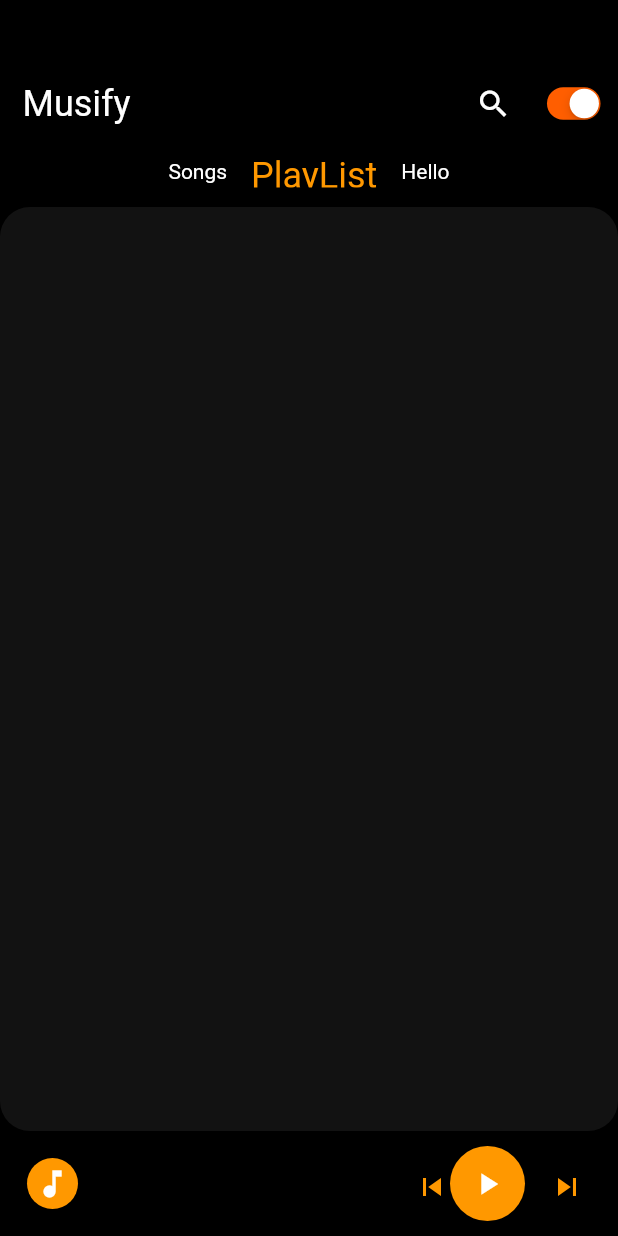
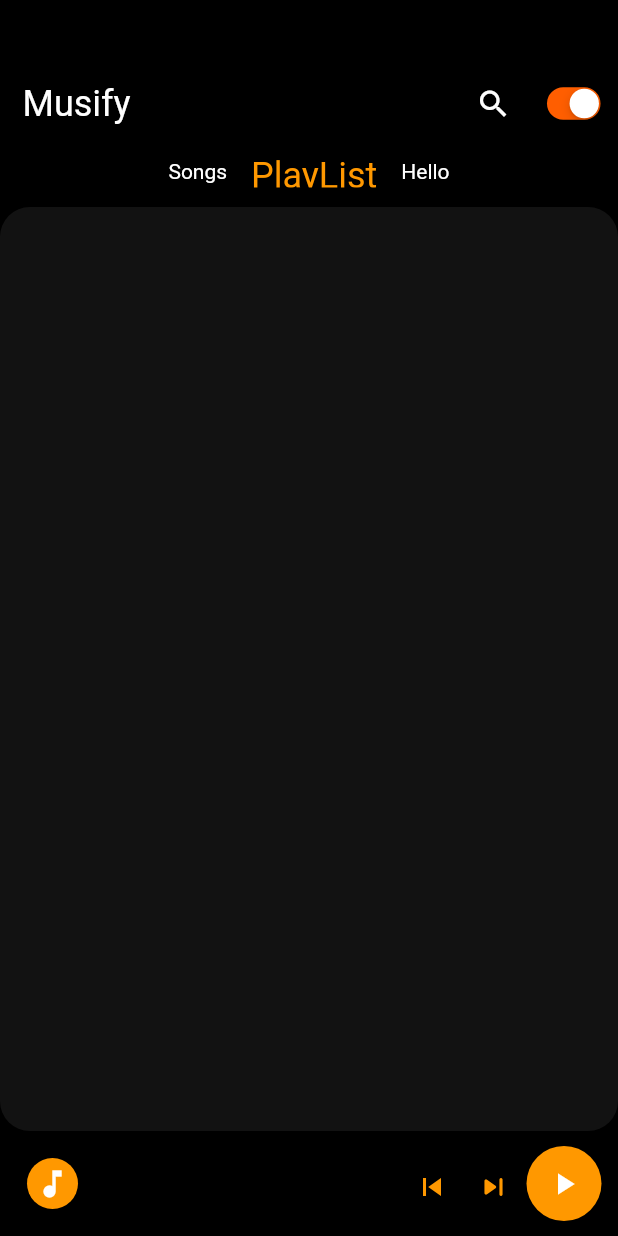
Before and after one commit to lakshanamal/music_app, a Flutter app: the screen it shows after launch, on a phone screen of 412 x 824 dp. Run offline on Flutter 3.47's test engine with Material 2 defaults, Android fonts, the phone set to English and light mode, and no system bars; our stand-ins replace audioplayers, carousel_slider, permission_handler; missing offline and left inert: flutter_audio_query.

Commit message:
bug fixed

```diff
--- a/lib/components/play_button.dart
+++ b/lib/components/play_button.dart
@@ -59,10 +59,9 @@ class _PlayButtonState extends State<PlayButton> with TickerProviderStateMixin {
   }
 
   Widget _buildIcon() {
-    return SizedBox.expand(
+    return SizedBox(
       child: IconButton(
         icon: widget.playIcon,
-        padding: EdgeInsets.all(10),
         color: Colors.white,
         onPressed: _onToggle,
       ),
--- a/lib/main.dart
+++ b/lib/main.dart
@@ -1,5 +1,4 @@
 import 'dart:async';
-import 'dart:math';
 
 import 'package:audioplayers/audioplayers.dart';
 import 'package:flutter/cupertino.dart';
@@ -81,6 +80,7 @@ class _MusicAppState extends State<MusicApp> {
   final FlutterAudioQuery audioQuery = FlutterAudioQuery();
   List<SongInfo> songs = [];
   void getSongs() async {
+    if (await Permission.storage.request().isGranted) {
       songs = await audioQuery.getSongs();
 
       setState(() {
@@ -89,6 +89,7 @@ class _MusicAppState extends State<MusicApp> {
         currentSinger = songs[0].artist;
         currentPath = songs[0].filePath;
       });
+    }
   }
 
   @override
@@ -311,20 +312,24 @@ class _MusicAppState extends State<MusicApp> {
                               ),
                             ),
                           ),
-                          Column(
+                          Padding(
+                            padding:
+                                const EdgeInsets.only(left: 10.0, right: 10),
+                            child: Column(
                               crossAxisAlignment: CrossAxisAlignment.start,
                               children: <Widget>[
                                 Container(
-                                width: 200,
+                                  width: 180,
                                   child: Row(
                                     children: <Widget>[
                                       Flexible(
                                         child: RichText(
                                           overflow: TextOverflow.ellipsis,
-                                        strutStyle: StrutStyle(fontSize: 12.0),
+                                          strutStyle:
+                                              StrutStyle(fontSize: 12.0),
                                           text: TextSpan(
-                                            style:
-                                                TextStyle(color: Colors.white),
+                                              style: TextStyle(
+                                                  color: Colors.white),
                                               text: currentTitle),
                                         ),
                                       ),
@@ -337,7 +342,7 @@ class _MusicAppState extends State<MusicApp> {
                                   // ,
                                 ),
                                 Container(
-                                width: 200,
+                                  width: 180,
                                   child: Text(
                                     currentSinger,
                                     style: TextStyle(
@@ -348,9 +353,10 @@ class _MusicAppState extends State<MusicApp> {
                                 ),
                               ],
                             ),
+                          ),
                           SizedBox(
                             height: 20,
-                            width: 40,
+                            width: 41,
                             child: MaterialButton(
                               child: Icon(
                                 Icons.skip_previous_sharp,
@@ -359,7 +365,19 @@ class _MusicAppState extends State<MusicApp> {
                               onPressed: () {},
                             ),
                           ),
+                          SizedBox(
+                            height: 20,
+                            width: 40,
+                            child: MaterialButton(
+                              child: Icon(
+                                Icons.skip_next_rounded,
+                                color: Colors.orange,
+                              ),
+                              onPressed: () {},
+                            ),
+                          ),
                           Container(
+                            margin: EdgeInsets.only(left: 10),
                             width: 50,
                             alignment: Alignment.center,
                             child: SizedBox(
@@ -390,36 +408,6 @@ class _MusicAppState extends State<MusicApp> {
                                 },
                                 playIcon: Icon(btn),
                               ),
-                            ),
-                          ),
-                          SizedBox(
-                            height: 20,
-                            width: 40,
-                            child: MaterialButton(
-                              child: Icon(
-                                Icons.skip_next_sharp,
-                                color: Colors.orange,
-                              ),
-                              // padding: EdgeInsets.all(20),
-                              onPressed: () {
-                                if (currentSong == "") {
-                                  playMusic(currentPath);
-                                } else {
-                                  if (isPlaying) {
-                                    audioPlayer.pause();
-                                    setState(() {
-                                      isPlaying = false;
-                                      btn = Icons.play_arrow;
-                                    });
-                                  } else {
-                                    audioPlayer.resume();
-                                    setState(() {
-                                      isPlaying = true;
-                                      btn = Icons.pause;
-                                    });
-                                  }
-                                }
-                              },
                             ),
                           ),
                         ],
```
Lines whose indentation alone changed are shown as unchanged.
